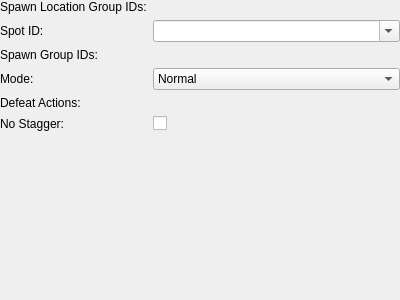
Above: tools/cathedral/ui/ActionSpawn.ui from comphack/comp_hack before the change. Below: the same form after it.
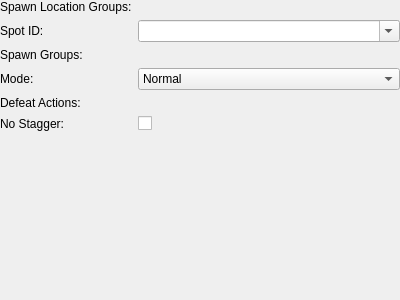
That is the form after the change. Custom widgets are drawn as their Qt base class.

Commit message: ActionSpawn selector bindings

```diff
--- a/tools/cathedral/ui/ActionSpawn.ui
+++ b/tools/cathedral/ui/ActionSpawn.ui
@@ -31,7 +31,7 @@
      <item row="0" column="0">
       <widget class="QLabel" name="lblSpawnLocationGroupIDs">
        <property name="text">
-        <string>Spawn Location Group IDs:</string>
+        <string>Spawn Location Groups:</string>
        </property>
       </widget>
      </item>
@@ -61,7 +61,7 @@
      <item row="2" column="0">
       <widget class="QLabel" name="lblSpawnGroupIDs">
        <property name="text">
-        <string>Spawn Group IDs:</string>
+        <string>Spawn Groups:</string>
        </property>
       </widget>
      </item>
```
Left out of the diff: 8 changed lines with no effect on the pictures. The commit also changes 1 other file.
